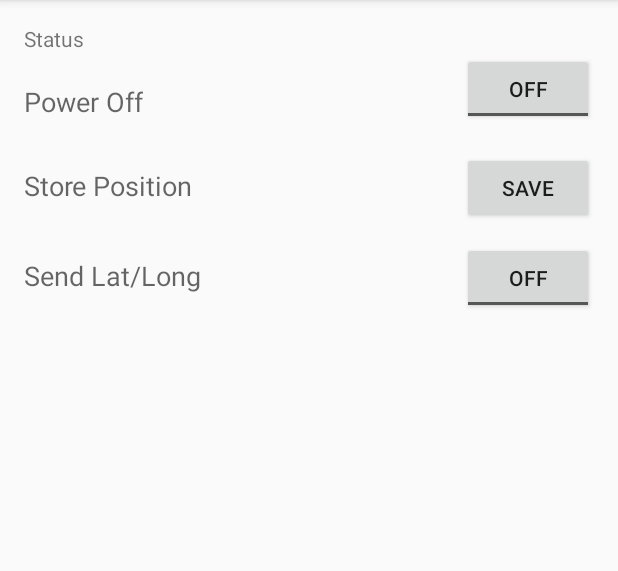
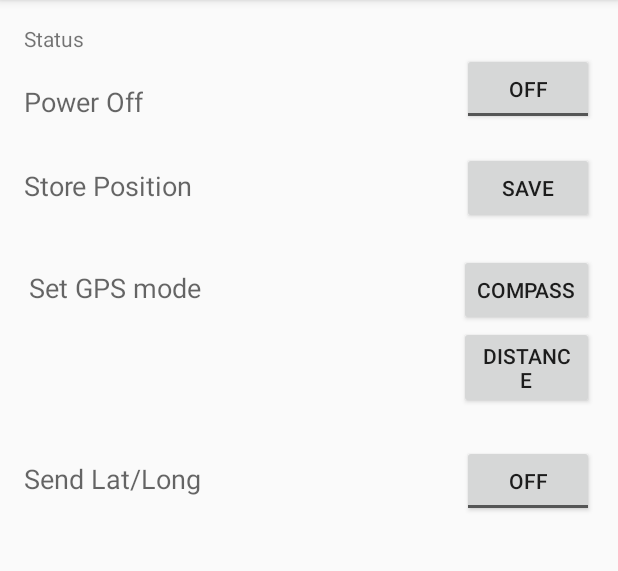
Before and after one commit to gguuss/RainbowSnake, an Android app: the screen it shows after launch (MainActivity), on a phone screen of 412 x 824 dp, the part 84-655 px from its top. Run offline under Robolectric (Android 15) with nearby library versions, the phone set to English and light mode, and no system bars; libraries missing offline, so code that uses them is left out: com.loopj.android, cz.msebera.android.

Commit message:
Makes GPS friendlier from android app

```diff
--- a/RainbowSnake-Android/app/src/main/java/com/gusclass/rainbowsnake/MainActivity.java
+++ b/RainbowSnake-Android/app/src/main/java/com/gusclass/rainbowsnake/MainActivity.java
@@ -40,6 +40,22 @@ public class MainActivity extends AppCompatActivity {
         buttonSavePos.setOnClickListener(new View.OnClickListener() {
             public void onClick(View v) {
                 storeCurrentLocation();
+            }
+        });
+
+        Button buttonCompass = (Button) findViewById(R.id.compassButton);
+        buttonCompass.setOnClickListener(new View.OnClickListener() {
+            public void onClick(View v) {
+                Log.d(TAG, "Compass clicked");
+                setPattern(27);
+            }
+        });
+
+        Button buttonDist = (Button) findViewById(R.id.distButton);
+        buttonDist.setOnClickListener(new View.OnClickListener() {
+            public void onClick(View v) {
+                Log.d(TAG, "Dist clicked");
+                setPattern(28);
             }
         });
 
@@ -100,6 +116,30 @@ public class MainActivity extends AppCompatActivity {
             public void onCheckedChanged(CompoundButton buttonView, boolean isChecked) {
                 Log.d(TAG, "onCheckedChanged : " + isChecked);
                 toggleLocationUpdates(isChecked);
+            }
+        });
+    }
+
+    void setPattern(int patternIndex) {
+        Log.d(TAG, "Set pattern to: " + patternIndex);
+        RequestParams params = new RequestParams();
+        params.add("value", String.valueOf(patternIndex));
+        RainbowSnakeRestClient.post("pattern", params, new JsonHttpResponseHandler() {
+            @Override
+            public void onSuccess(int statusCode, Header[] headers, JSONObject response) {
+                // If the response is JSONObject instead of expected JSONArray
+                Log.d(TAG, "Success, JSON OBJECT receieved");
+            }
+
+            @Override
+            public void onSuccess(int statusCode, Header[] headers, JSONArray timeline) {
+                // Pull out the first event on the public timeline
+                Log.d(TAG, "Success, JSON Array receieved");
+            }
+
+            @Override
+            public void onFailure(int statusCode, Header[] headers, String responseString, Throwable throwable) {
+                Log.d(TAG, "Failure: " + statusCode + " / " + responseString);
             }
         });
     }
--- a/RainbowSnake-Android/app/src/main/res/layout/activity_main.xml
+++ b/RainbowSnake-Android/app/src/main/res/layout/activity_main.xml
@@ -20,9 +20,9 @@
         android:layout_height="wrap_content"
         android:text="SendGps"
         android:id="@+id/latlong"
-        android:layout_marginTop="78dp"
+        android:layout_marginTop="79dp"
         android:checked="false"
-        android:layout_below="@+id/toggleOffButton"
+        android:layout_below="@+id/compassButton"
         android:layout_alignParentRight="true"
         android:layout_alignParentEnd="true" />
 
@@ -78,4 +78,34 @@
         android:layout_alignBottom="@+id/storePosTextView"
         android:layout_alignLeft="@+id/toggleOffButton"
         android:layout_alignStart="@+id/toggleOffButton" />
+
+    <TextView
+        android:layout_width="wrap_content"
+        android:layout_height="wrap_content"
+        android:textAppearance="?android:attr/textAppearanceMedium"
+        android:text="Set GPS mode"
+        android:id="@+id/setGpsModeText"
+        android:layout_alignBaseline="@+id/compassButton"
+        android:layout_alignBottom="@+id/compassButton"
+        android:layout_alignRight="@+id/sendlatlonglabel"
+        android:layout_alignEnd="@+id/sendlatlonglabel" />
+
+    <Button
+        android:layout_width="wrap_content"
+        android:layout_height="wrap_content"
+        android:text="Compass"
+        android:id="@+id/compassButton"
+        android:layout_below="@+id/savePositionButton"
+        android:layout_alignParentRight="true"
+        android:layout_alignParentEnd="true"
+        android:layout_marginTop="20dp" />
+
+    <Button
+        android:layout_width="wrap_content"
+        android:layout_height="wrap_content"
+        android:text="Distance"
+        android:id="@+id/distButton"
+        android:layout_below="@+id/compassButton"
+        android:layout_alignLeft="@+id/compassButton"
+        android:layout_alignStart="@+id/compassButton" />
 </RelativeLayout>
```
Also changed, not shown: 1 other file.
